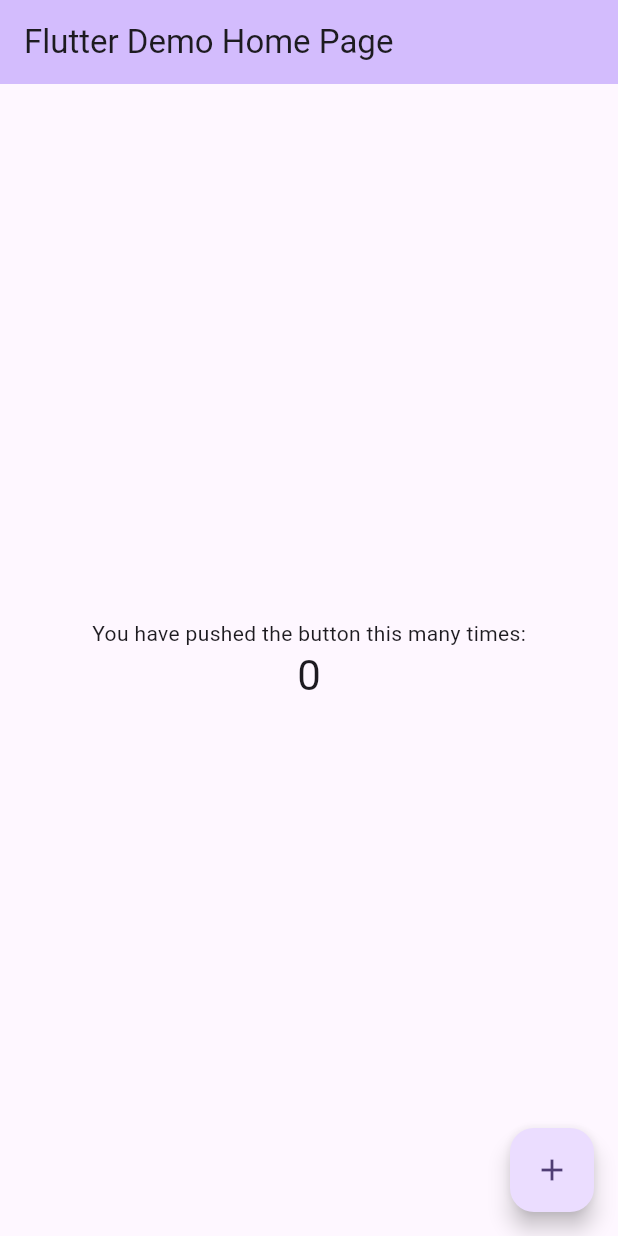
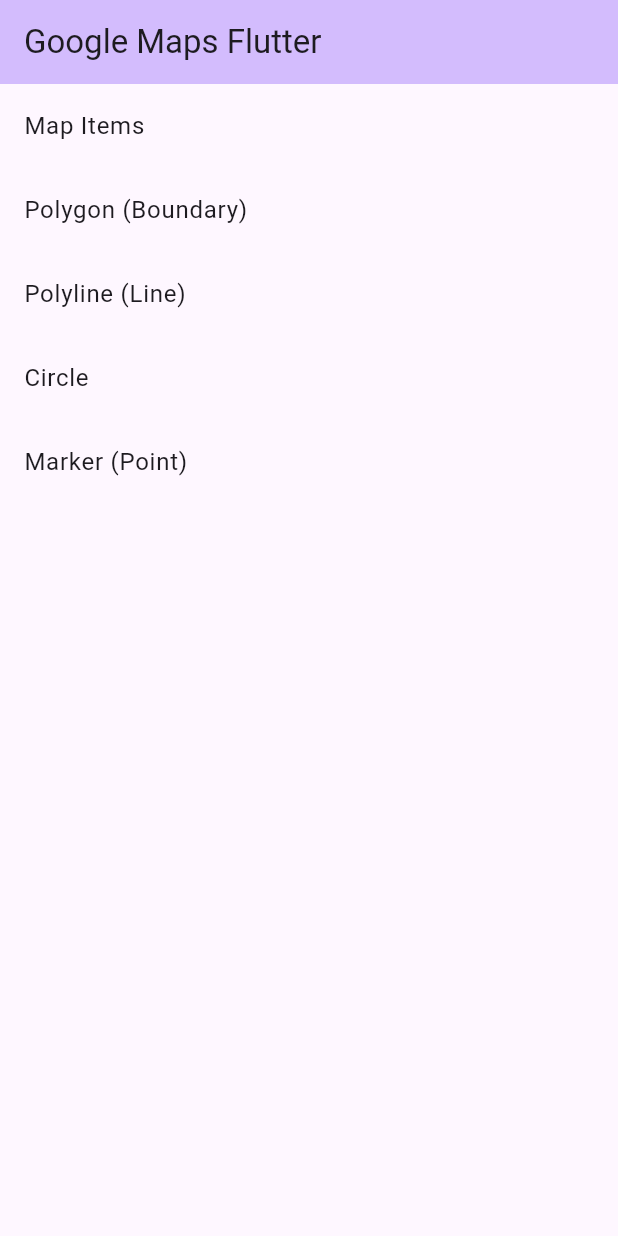
Before and after one commit to rishi-singh26/google-map-items-flutter, a Flutter app: the screen it shows after launch, on a phone screen of 412 x 824 dp. Run offline on Flutter 3.47's test engine with Material 3 defaults, Android fonts, the phone set to English and light mode, and no system bars; our stand-ins replace google_maps_flutter.

Commit message:
Added changes for showing map items

```diff
--- a/lib/main.dart
+++ b/lib/main.dart
@@ -1,4 +1,9 @@
 import 'package:flutter/material.dart';
+import 'package:google_map_items/all_map_item.dart';
+import 'package:google_map_items/circle.dart';
+import 'package:google_map_items/marker.dart';
+import 'package:google_map_items/polygon.dart';
+import 'package:google_map_items/polyline.dart';
 
 void main() {
   runApp(const MyApp());
@@ -13,21 +18,6 @@
     return MaterialApp(
       title: 'Flutter Demo',
       theme: ThemeData(
-        // This is the theme of your application.
-        //
-        // TRY THIS: Try running your application with "flutter run". You'll see
-        // the application has a purple toolbar. Then, without quitting the app,
-        // try changing the seedColor in the colorScheme below to Colors.green
-        // and then invoke "hot reload" (save your changes or press the "hot
-        // reload" button in a Flutter-supported IDE, or press "r" if you used
-        // the command line to start the app).
-        //
-        // Notice that the counter didn't reset back to zero; the application
-        // state is not lost during the reload. To reset the state, use hot
-        // restart instead.
-        //
-        // This works for code too, not just values: Most code changes can be
-        // tested with just a hot reload.
         colorScheme: ColorScheme.fromSeed(seedColor: Colors.deepPurple),
         useMaterial3: true,
       ),
@@ -36,90 +26,42 @@
   }
 }
 
-class MyHomePage extends StatefulWidget {
+class MyHomePage extends StatelessWidget {
   const MyHomePage({super.key, required this.title});
-
-  // This widget is the home page of your application. It is stateful, meaning
-  // that it has a State object (defined below) that contains fields that affect
-  // how it looks.
-
-  // This class is the configuration for the state. It holds the values (in this
-  // case the title) provided by the parent (in this case the App widget) and
-  // used by the build method of the State. Fields in a Widget subclass are
-  // always marked "final".
 
   final String title;
 
   @override
-  State<MyHomePage> createState() => _MyHomePageState();
-}
-
-class _MyHomePageState extends State<MyHomePage> {
-  int _counter = 0;
-
-  void _incrementCounter() {
-    setState(() {
-      // This call to setState tells the Flutter framework that something has
-      // changed in this State, which causes it to rerun the build method below
-      // so that the display can reflect the updated values. If we changed
-      // _counter without calling setState(), then the build method would not be
-      // called again, and so nothing would appear to happen.
-      _counter++;
-    });
-  }
-
-  @override
   Widget build(BuildContext context) {
-    // This method is rerun every time setState is called, for instance as done
-    // by the _incrementCounter method above.
-    //
-    // The Flutter framework has been optimized to make rerunning build methods
-    // fast, so that you can just rebuild anything that needs updating rather
-    // than having to individually change instances of widgets.
     return Scaffold(
       appBar: AppBar(
-        // TRY THIS: Try changing the color here to a specific color (to
-        // Colors.amber, perhaps?) and trigger a hot reload to see the AppBar
-        // change color while the other colors stay the same.
         backgroundColor: Theme.of(context).colorScheme.inversePrimary,
-        // Here we take the value from the MyHomePage object that was created by
-        // the App.build method, and use it to set our appbar title.
-        title: Text(widget.title),
+        title: const Text('Google Maps Flutter'),
       ),
-      body: Center(
-        // Center is a layout widget. It takes a single child and positions it
-        // in the middle of the parent.
-        child: Column(
-          // Column is also a layout widget. It takes a list of children and
-          // arranges them vertically. By default, it sizes itself to fit its
-          // children horizontally, and tries to be as tall as its parent.
-          //
-          // Column has various properties to control how it sizes itself and
-          // how it positions its children. Here we use mainAxisAlignment to
-          // center the children vertically; the main axis here is the vertical
-          // axis because Columns are vertical (the cross axis would be
-          // horizontal).
-          //
-          // TRY THIS: Invoke "debug painting" (choose the "Toggle Debug Paint"
-          // action in the IDE, or press "p" in the console), to see the
-          // wireframe for each widget.
-          mainAxisAlignment: MainAxisAlignment.center,
-          children: <Widget>[
-            const Text(
-              'You have pushed the button this many times:',
-            ),
-            Text(
-              '$_counter',
-              style: Theme.of(context).textTheme.headlineMedium,
-            ),
-          ],
-        ),
+      body: ListView(
+        children: [
+          ListTile(
+            title: const Text('Map Items'),
+            onTap: () => Navigator.push(context, MaterialPageRoute(builder: (context) => const MapItemsPage())),
+          ),
+          ListTile(
+            title: const Text('Polygon (Boundary)'),
+            onTap: () => Navigator.push(context, MaterialPageRoute(builder: (context) => const PolygonPage())),
+          ),
+          ListTile(
+            title: const Text('Polyline (Line)'),
+            onTap: () => Navigator.push(context, MaterialPageRoute(builder: (context) => const PolylinePage())),
+          ),
+          ListTile(
+            title: const Text('Circle'),
+            onTap: () => Navigator.push(context, MaterialPageRoute(builder: (context) => const CirclePage())),
+          ),
+          ListTile(
+            title: const Text('Marker (Point)'),
+            onTap: () => Navigator.push(context, MaterialPageRoute(builder: (context) => const MarkerPage())),
+          ),
+        ],
       ),
-      floatingActionButton: FloatingActionButton(
-        onPressed: _incrementCounter,
-        tooltip: 'Increment',
-        child: const Icon(Icons.add),
-      ), // This trailing comma makes auto-formatting nicer for build methods.
     );
   }
 }
```
Also changed, not shown: lib/all_map_item.dart (added, +32 -0 lines), lib/circle.dart (added, +18 -0 lines), lib/map.dart (added, +80 -0 lines), lib/marker.dart (added, +17 -0 lines), lib/polygon.dart (added, +22 -0 lines), lib/polyline.dart (added, +23 -0 lines).
